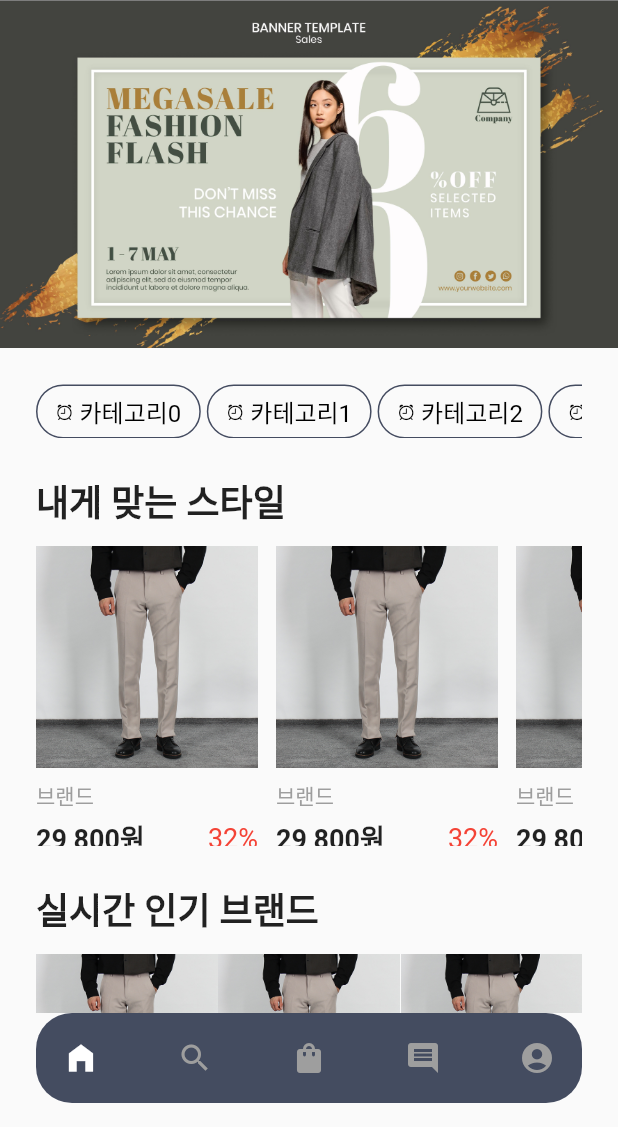
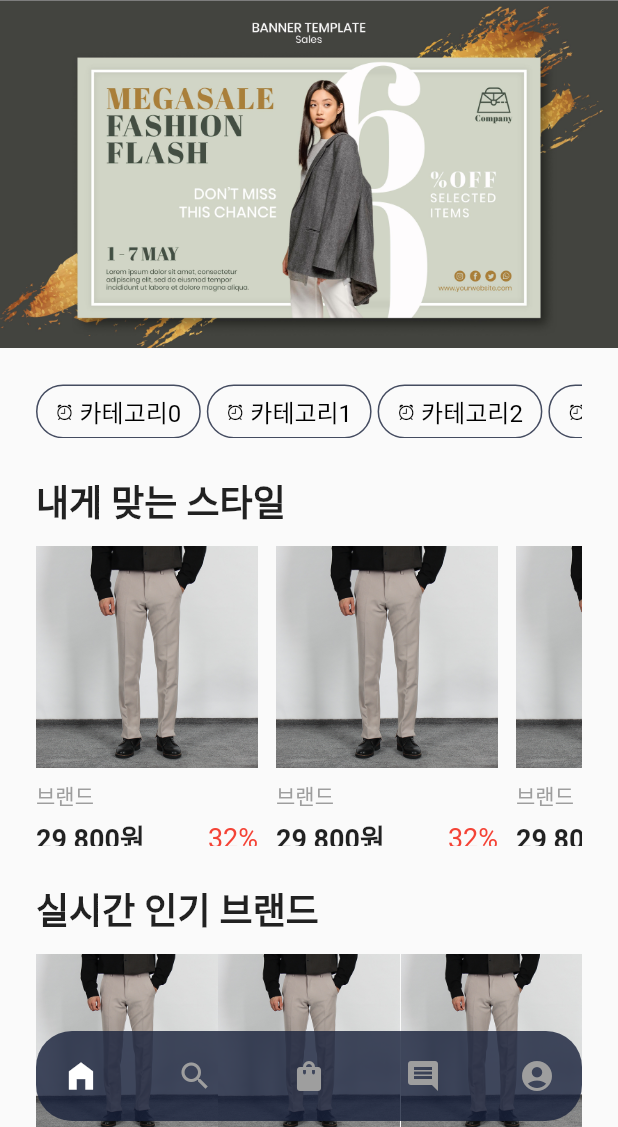
Before and after one commit to stias/ourstyling, a Flutter app: the Main screen opened directly, on a phone screen of 412 x 824 dp, the part 109-1236 px from its top. Run offline on Flutter 3.47's test engine with Material 2 defaults, Android fonts, the light colour scheme and no system bars.

Commit message:
feat: Navigatorbar 투명화 적용

```diff
--- a/lib/screens/main/components/navigatorBar.dart
+++ b/lib/screens/main/components/navigatorBar.dart
@@ -10,7 +10,7 @@ class NavigatorBar extends StatelessWidget {
   Widget build(BuildContext context) {
     return SafeArea(
       child: Padding(
-        padding: const EdgeInsets.only(bottom: 16),
+        padding: const EdgeInsets.only(bottom: 4),
         child: Container(
           padding: EdgeInsets.all(12),
           margin: EdgeInsets.symmetric(horizontal: 24),
--- a/lib/screens/main/main.dart
+++ b/lib/screens/main/main.dart
@@ -16,6 +16,8 @@ class _MainState extends State<Main> {
   @override
   Widget build(BuildContext context) {
     return Scaffold(
+        resizeToAvoidBottomInset: false,
+        extendBody: true,
         appBar: AppHeader(),
         bottomNavigationBar: NavigatorBar(),
         body: SingleChildScrollView(
@@ -156,11 +158,10 @@ class _MainState extends State<Main> {
                       Container(
                         height: 40,
                         decoration: BoxDecoration(
-                          borderRadius: BorderRadius.circular(20),
-                          border: Border.all(
-                            color: const Color(0xffd3d3d3 ),
-                          )
-                        ),
+                            borderRadius: BorderRadius.circular(20),
+                            border: Border.all(
+                              color: const Color(0xffd3d3d3),
+                            )),
                         child: Center(
                           child: Text(
                             "추천 상품 더보기 >",
@@ -175,8 +176,6 @@ class _MainState extends State<Main> {
                   ),
                 ),
               ],
-            )
-        )
-    );
+            )));
   }
 }
```
